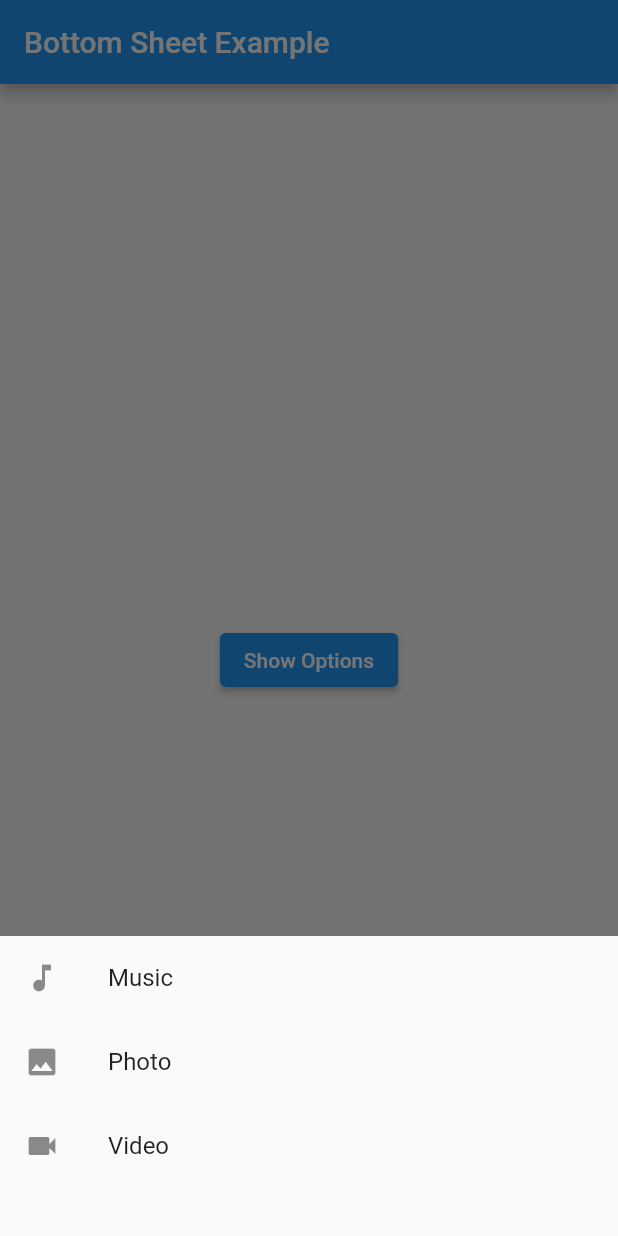
After one commit to devvuongdan/hcm23_prfr_flutter_01, a Flutter app: the HomePage screen opened directly, after a tap on "Show Options", on a phone screen of 412 x 824 dp. The commit adds this screen. Run offline on Flutter 3.47's test engine with Material 2 defaults, Android fonts, the phone set to English and light mode, and no system bars.

Commit message:
bottonsheet

```diff
--- /dev/null
+++ b/lib/pratice/bottonsheet.dart
@@ -0,0 +1,73 @@
+import 'package:flutter/material.dart';
+
+void main() => runApp(const MyApp());
+
+class MyApp extends StatelessWidget {
+  const MyApp({super.key});
+
+  @override
+  Widget build(BuildContext context) {
+    return const MaterialApp(
+      title: 'Bottom Sheet',
+      home: HomePage(),
+    );
+  }
+}
+
+class HomePage extends StatelessWidget {
+  const HomePage({super.key});
+
+  void _showOptions(BuildContext context) {
+    showModalBottomSheet(
+      context: context,
+      builder: (BuildContext context) {
+        return SizedBox(
+          height: 200.0,
+          child: Column(
+            children: <Widget>[
+              ListTile(
+                leading: const Icon(Icons.music_note),
+                title: const Text('Music'),
+                onTap: () {
+                  Navigator.pop(context, 'music');
+                },
+              ),
+              ListTile(
+                leading: const Icon(Icons.photo),
+                title: const Text('Photo'),
+                onTap: () {
+                  Navigator.pop(context, 'photo');
+                },
+              ),
+              ListTile(
+                leading: const Icon(Icons.videocam),
+                title: const Text('Video'),
+                onTap: () {
+                  Navigator.pop(context, 'video');
+                },
+              ),
+            ],
+          ),
+        );
+      },
+    ).then((value) {
+      // handle selected option here
+      print('Selected option: $value');
+    });
+  }
+
+  @override
+  Widget build(BuildContext context) {
+    return Scaffold(
+      appBar: AppBar(
+        title: const Text('Bottom Sheet Example'),
+      ),
+      body: Center(
+        child: ElevatedButton(
+          onPressed: () => _showOptions(context),
+          child: const Text('Show Options'),
+        ),
+      ),
+    );
+  }
+}
```
Also changed, not shown: lib/pratice/baitapnavi.dart (+15 -10 lines), lib/pratice/dart_basic.dart (+43 -43 lines), 1 other file.
